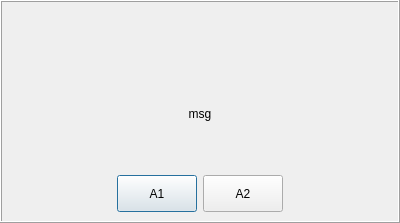
First picture: the form in Cafe5/c5message.ui, repository End1-1/Cafe5, before the edit.
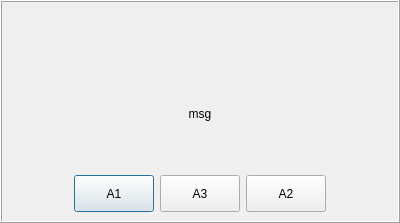
Second picture: the form after the edit. Icons and pictures are not drawn.

```diff
--- a/Cafe5/c5message.ui
+++ b/Cafe5/c5message.ui
@@ -197,6 +197,19 @@
            </property>
           </widget>
          </item>
+         <item>
+          <widget class="QPushButton" name="btnA3">
+           <property name="sizePolicy">
+            <sizepolicy hsizetype="Preferred" vsizetype="Preferred">
+             <horstretch>0</horstretch>
+             <verstretch>0</verstretch>
+            </sizepolicy>
+           </property>
+           <property name="text">
+            <string>A3</string>
+           </property>
+          </widget>
+         </item>
          <item>
           <widget class="QPushButton" name="btnCancel">
            <property name="sizePolicy">
```
